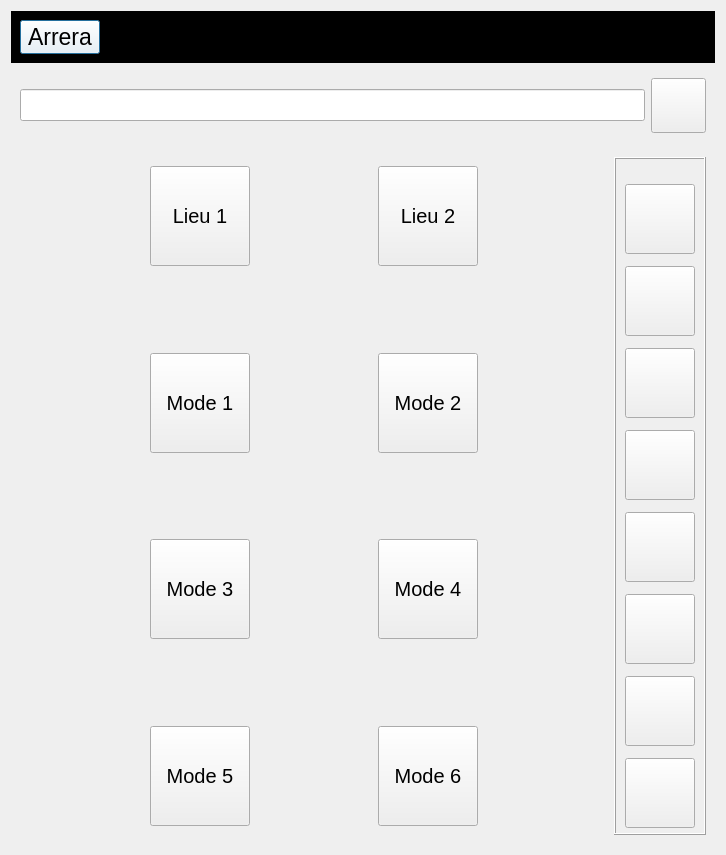
Qt form arreraui.ui (Arrera-Software/Arrera-Interface) before a commit.
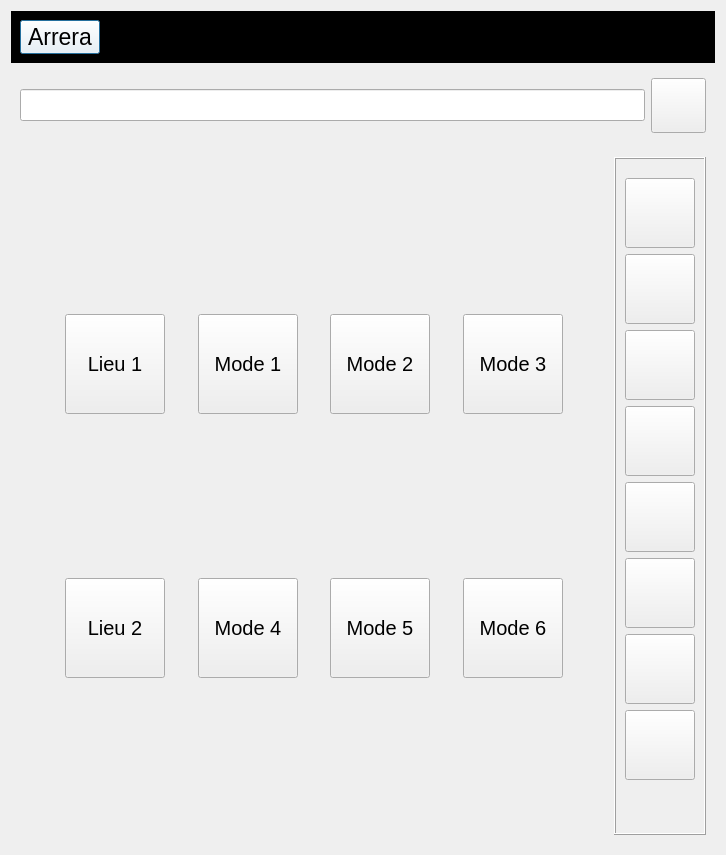
The same form after that commit. The open tabs and pages were chosen to show the change. Icons and pictures are not drawn.

Commit message: Petit modif du style

```diff
--- a/arreraui.ui
+++ b/arreraui.ui
@@ -158,7 +158,7 @@
    <item>
     <widget class="QStackedWidget" name="I2025">
      <property name="currentIndex">
-      <number>0</number>
+      <number>1</number>
      </property>
      <widget class="QWidget" name="mode">
       <layout class="QHBoxLayout" name="horizontalLayout_7">
@@ -356,6 +356,19 @@
             </property>
            </widget>
           </item>
+          <item>
+           <spacer name="verticalSpacer_5">
+            <property name="orientation">
+             <enum>Qt::Orientation::Vertical</enum>
+            </property>
+            <property name="sizeHint" stdset="0">
+             <size>
+              <width>20</width>
+              <height>40</height>
+             </size>
+            </property>
+           </spacer>
+          </item>
          </layout>
         </widget>
        </item>
@@ -373,33 +386,44 @@
            <property name="frameShadow">
             <enum>QFrame::Shadow::Raised</enum>
            </property>
-           <layout class="QGridLayout" name="gridLayout_2">
-            <item row="6" column="1">
-             <widget class="QPushButton" name="IDC_MODE5">
-              <property name="minimumSize">
-               <size>
-                <width>100</width>
-                <height>100</height>
-               </size>
+           <layout class="QVBoxLayout" name="verticalLayout_5">
+            <item>
+             <spacer name="verticalSpacer_2">
+              <property name="orientation">
+               <enum>Qt::Orientation::Vertical</enum>
               </property>
-              <property name="maximumSize">
+              <property name="sizeHint" stdset="0">
                <size>
-                <width>100</width>
-                <height>16777215</height>
+                <width>20</width>
+                <height>40</height>
                </size>
               </property>
-              <property name="font">
-               <font>
-                <pointsize>15</pointsize>
-               </font>
+             </spacer>
+            </item>
+            <item>
+             <widget class="QFrame" name="frame">
+              <property name="frameShape">
+               <enum>QFrame::Shape::NoFrame</enum>
               </property>
-              <property name="text">
-               <string>Mode 5</string>
+              <property name="frameShadow">
+               <enum>QFrame::Shadow::Raised</enum>
               </property>
-             </widget>
-            </item>
-            <item row="6" column="3">
-             <widget class="QPushButton" name="IDC_MODE6">
+              <layout class="QHBoxLayout" name="horizontalLayout_8">
+               <item>
+                <spacer name="horizontalSpacer">
+                 <property name="orientation">
+                  <enum>Qt::Orientation::Horizontal</enum>
+                 </property>
+                 <property name="sizeHint" stdset="0">
+                  <size>
+                   <width>40</width>
+                   <height>20</height>
+                  </size>
+                 </property>
+                </spacer>
+               </item>
+               <item>
+                <widget class="QPushButton" name="IDC_LIEU1">
               <property name="minimumSize">
                <size>
                 <width>100</width>
@@ -418,11 +442,24 @@
                </font>
               </property>
               <property name="text">
-               <string>Mode 6</string>
+                  <string>Lieu 1</string>
               </property>
              </widget>
             </item>
-            <item row="2" column="1">
+               <item>
+                <spacer name="horizontalSpacer_4">
+                 <property name="orientation">
+                  <enum>Qt::Orientation::Horizontal</enum>
+                 </property>
+                 <property name="sizeHint" stdset="0">
+                  <size>
+                   <width>40</width>
+                   <height>20</height>
+                  </size>
+                 </property>
+                </spacer>
+               </item>
+               <item>
              <widget class="QPushButton" name="IDC_MODE1">
               <property name="minimumSize">
                <size>
@@ -446,44 +483,20 @@
               </property>
              </widget>
             </item>
-            <item row="4" column="3">
-             <widget class="QPushButton" name="IDC_MODE4">
-              <property name="minimumSize">
-               <size>
-                <width>100</width>
-                <height>100</height>
-               </size>
-              </property>
-              <property name="maximumSize">
-               <size>
-                <width>100</width>
-                <height>100</height>
-               </size>
-              </property>
-              <property name="font">
-               <font>
-                <pointsize>15</pointsize>
-               </font>
-              </property>
-              <property name="text">
-               <string>Mode 4</string>
-              </property>
-             </widget>
-            </item>
-            <item row="5" column="1">
-             <spacer name="verticalSpacer">
+               <item>
+                <spacer name="horizontalSpacer_3">
               <property name="orientation">
-               <enum>Qt::Orientation::Vertical</enum>
+                  <enum>Qt::Orientation::Horizontal</enum>
               </property>
               <property name="sizeHint" stdset="0">
                <size>
-                <width>20</width>
-                <height>40</height>
+                   <width>40</width>
+                   <height>20</height>
                </size>
               </property>
              </spacer>
             </item>
-            <item row="2" column="3">
+               <item>
              <widget class="QPushButton" name="IDC_MODE2">
               <property name="minimumSize">
                <size>
@@ -507,20 +520,20 @@
               </property>
              </widget>
             </item>
-            <item row="3" column="1">
-             <spacer name="verticalSpacer_2">
+               <item>
+                <spacer name="horizontalSpacer_5">
               <property name="orientation">
-               <enum>Qt::Orientation::Vertical</enum>
+                  <enum>Qt::Orientation::Horizontal</enum>
               </property>
               <property name="sizeHint" stdset="0">
                <size>
-                <width>20</width>
-                <height>40</height>
+                   <width>40</width>
+                   <height>20</height>
                </size>
               </property>
              </spacer>
             </item>
-            <item row="4" column="1">
+               <item>
              <widget class="QPushButton" name="IDC_MODE3">
               <property name="minimumSize">
                <size>
@@ -544,7 +557,23 @@
               </property>
              </widget>
             </item>
-            <item row="1" column="1">
+               <item>
+                <spacer name="horizontalSpacer_2">
+                 <property name="orientation">
+                  <enum>Qt::Orientation::Horizontal</enum>
+                 </property>
+                 <property name="sizeHint" stdset="0">
+                  <size>
+                   <width>40</width>
+                   <height>20</height>
+                  </size>
+                 </property>
+                </spacer>
+               </item>
+              </layout>
+             </widget>
+            </item>
+            <item>
              <spacer name="verticalSpacer_3">
               <property name="orientation">
                <enum>Qt::Orientation::Vertical</enum>
@@ -557,31 +586,29 @@
               </property>
              </spacer>
             </item>
-            <item row="0" column="1">
-             <widget class="QPushButton" name="IDC_LIEU1">
-              <property name="minimumSize">
-               <size>
-                <width>100</width>
-                <height>100</height>
-               </size>
+            <item>
+             <widget class="QFrame" name="frame_2">
+              <property name="frameShape">
+               <enum>QFrame::Shape::NoFrame</enum>
               </property>
-              <property name="maximumSize">
+              <property name="frameShadow">
+               <enum>QFrame::Shadow::Raised</enum>
+              </property>
+              <layout class="QHBoxLayout" name="horizontalLayout_5">
+               <item>
+                <spacer name="horizontalSpacer_7">
+                 <property name="orientation">
+                  <enum>Qt::Orientation::Horizontal</enum>
+                 </property>
+                 <property name="sizeHint" stdset="0">
                <size>
-                <width>100</width>
-                <height>100</height>
-               </size>
-              </property>
-              <property name="font">
-               <font>
-                <pointsize>15</pointsize>
-               </font>
-              </property>
-              <property name="text">
-               <string>Lieu 1</string>
-              </property>
-             </widget>
-            </item>
-            <item row="0" column="3">
+                   <width>40</width>
+                   <height>20</height>
+                  </size>
+                 </property>
+                </spacer>
+               </item>
+               <item>
              <widget class="QPushButton" name="IDC_LIEU2">
               <property name="minimumSize">
                <size>
@@ -605,33 +632,7 @@
               </property>
              </widget>
             </item>
-            <item row="6" column="2">
-             <spacer name="horizontalSpacer_4">
-              <property name="orientation">
-               <enum>Qt::Orientation::Horizontal</enum>
-              </property>
-              <property name="sizeHint" stdset="0">
-               <size>
-                <width>40</width>
-                <height>20</height>
-               </size>
-              </property>
-             </spacer>
-            </item>
-            <item row="6" column="0">
-             <spacer name="horizontalSpacer_5">
-              <property name="orientation">
-               <enum>Qt::Orientation::Horizontal</enum>
-              </property>
-              <property name="sizeHint" stdset="0">
-               <size>
-                <width>40</width>
-                <height>20</height>
-               </size>
-              </property>
-             </spacer>
-            </item>
-            <item row="6" column="4">
+               <item>
              <spacer name="horizontalSpacer_6">
               <property name="orientation">
                <enum>Qt::Orientation::Horizontal</enum>
@@ -644,6 +645,133 @@
               </property>
              </spacer>
             </item>
+               <item>
+                <widget class="QPushButton" name="IDC_MODE4">
+                 <property name="minimumSize">
+                  <size>
+                   <width>100</width>
+                   <height>100</height>
+                  </size>
+                 </property>
+                 <property name="maximumSize">
+                  <size>
+                   <width>100</width>
+                   <height>100</height>
+                  </size>
+                 </property>
+                 <property name="font">
+                  <font>
+                   <pointsize>15</pointsize>
+                  </font>
+                 </property>
+                 <property name="text">
+                  <string>Mode 4</string>
+                 </property>
+                </widget>
+               </item>
+               <item>
+                <spacer name="horizontalSpacer_8">
+                 <property name="orientation">
+                  <enum>Qt::Orientation::Horizontal</enum>
+                 </property>
+                 <property name="sizeHint" stdset="0">
+                  <size>
+                   <width>40</width>
+                   <height>20</height>
+                  </size>
+                 </property>
+                </spacer>
+               </item>
+               <item>
+                <widget class="QPushButton" name="IDC_MODE5">
+                 <property name="minimumSize">
+                  <size>
+                   <width>100</width>
+                   <height>100</height>
+                  </size>
+                 </property>
+                 <property name="maximumSize">
+                  <size>
+                   <width>100</width>
+                   <height>16777215</height>
+                  </size>
+                 </property>
+                 <property name="font">
+                  <font>
+                   <pointsize>15</pointsize>
+                  </font>
+                 </property>
+                 <property name="text">
+                  <string>Mode 5</string>
+                 </property>
+                </widget>
+               </item>
+               <item>
+                <spacer name="horizontalSpacer_12">
+                 <property name="orientation">
+                  <enum>Qt::Orientation::Horizontal</enum>
+                 </property>
+                 <property name="sizeHint" stdset="0">
+                  <size>
+                   <width>40</width>
+                   <height>20</height>
+                  </size>
+                 </property>
+                </spacer>
+               </item>
+               <item>
+                <widget class="QPushButton" name="IDC_MODE6">
+                 <property name="minimumSize">
+                  <size>
+                   <width>100</width>
+                   <height>100</height>
+                  </size>
+                 </property>
+                 <property name="maximumSize">
+                  <size>
+                   <width>100</width>
+                   <height>100</height>
+                  </size>
+                 </property>
+                 <property name="font">
+                  <font>
+                   <pointsize>15</pointsize>
+                  </font>
+                 </property>
+                 <property name="text">
+                  <string>Mode 6</string>
+                 </property>
+                </widget>
+               </item>
+               <item>
+                <spacer name="horizontalSpacer_9">
+                 <property name="orientation">
+                  <enum>Qt::Orientation::Horizontal</enum>
+                 </property>
+                 <property name="sizeHint" stdset="0">
+                  <size>
+                   <width>40</width>
+                   <height>20</height>
+                  </size>
+                 </property>
+                </spacer>
+               </item>
+              </layout>
+             </widget>
+            </item>
+            <item>
+             <spacer name="verticalSpacer">
+              <property name="orientation">
+               <enum>Qt::Orientation::Vertical</enum>
+              </property>
+              <property name="sizeHint" stdset="0">
+               <size>
+                <width>20</width>
+                <height>40</height>
+               </size>
+              </property>
+             </spacer>
+            </item>
            </layout>
           </widget>
          </item>
@@ -898,6 +1026,19 @@
             </property>
            </widget>
           </item>
+          <item>
+           <spacer name="verticalSpacer_7">
+            <property name="orientation">
+             <enum>Qt::Orientation::Vertical</enum>
+            </property>
+            <property name="sizeHint" stdset="0">
+             <size>
+              <width>20</width>
+              <height>40</height>
+             </size>
+            </property>
+           </spacer>
+          </item>
          </layout>
         </widget>
        </item>
@@ -1465,6 +1606,19 @@
             </property>
            </widget>
           </item>
+          <item>
+           <spacer name="verticalSpacer_6">
+            <property name="orientation">
+             <enum>Qt::Orientation::Vertical</enum>
+            </property>
+            <property name="sizeHint" stdset="0">
+             <size>
+              <width>20</width>
+              <height>40</height>
+             </size>
+            </property>
+           </spacer>
+          </item>
          </layout>
         </widget>
        </item>
```
Lines whose indentation alone changed are shown as unchanged. The commit also changes 1 other file.
